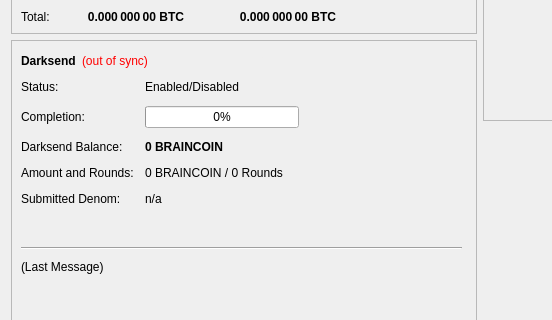
This is src/qt/forms/overviewpage.ui in ticclassic/ic as Qt 5 draws it before an edit; both pictures show x 0 to 552 and y 182 to 502 of the 960 by 585 pixel window. The edited form follows.
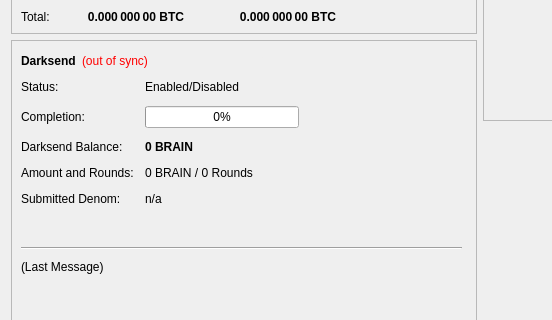
This is the edited form.

Diff of the .ui file:
```diff
--- a/src/qt/forms/overviewpage.ui
+++ b/src/qt/forms/overviewpage.ui
@@ -474,7 +474,7 @@
               </font>
              </property>
              <property name="text">
-              <string notr="true">0 BRAINCOIN</string>
+              <string notr="true">0 BRAIN</string>
              </property>
             </widget>
            </item>
@@ -488,7 +488,7 @@
            <item row="3" column="1">
             <widget class="QLabel" name="labelAmountRounds">
              <property name="text">
-              <string>0 BRAINCOIN / 0 Rounds</string>
+              <string>0 BRAIN / 0 Rounds</string>
              </property>
             </widget>
            </item>
```
Left out of the diff: 6 changed lines with no effect on the pictures.
